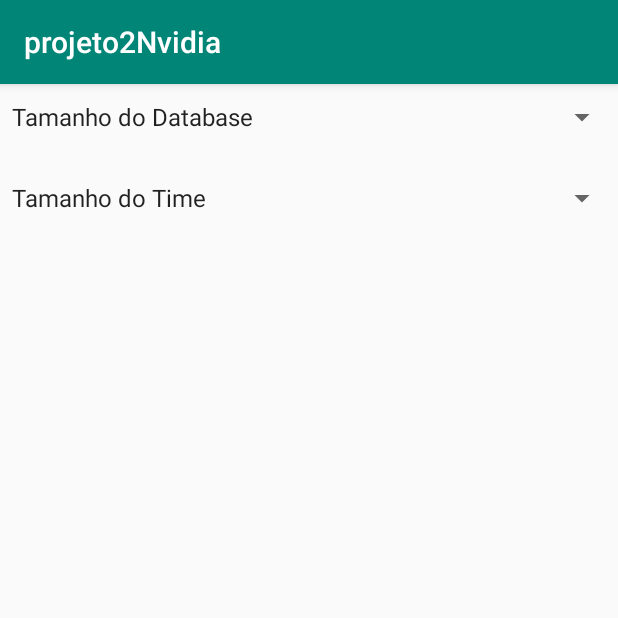
After one commit to pedr0luiz/desagil-projeto2-grupo2-nvidia, an Android app: the InputActivity screen opened directly, with no data from a screen before it, on a phone screen of 412 x 824 dp, the top half of it. The commit adds this screen. Run offline under Robolectric (Android 15) with nearby library versions, the phone set to English and light mode, and no system bars.

Commit message:
Tela inputs basico

```diff
--- a/projeto2Nvidia/app/src/main/AndroidManifest.xml
+++ b/projeto2Nvidia/app/src/main/AndroidManifest.xml
@@ -9,6 +9,9 @@
         android:roundIcon="@mipmap/ic_launcher_round"
         android:supportsRtl="true"
         android:theme="@style/AppTheme">
+        <activity android:name=".InputActivity">
+
+        </activity>
         <activity android:name=".MainActivity">
             <intent-filter>
                 <action android:name="android.intent.action.MAIN" />
--- /dev/null
+++ b/projeto2Nvidia/app/src/main/java/br/insper/edu/al/gabrielfz/projeto2nvidia/InputActivity.java
@@ -0,0 +1,49 @@
+package br.insper.edu.al.gabrielfz.projeto2nvidia;
+
+import android.support.v7.app.AppCompatActivity;
+import android.os.Bundle;
+import android.view.View;
+import android.widget.AdapterView;
+import android.widget.ArrayAdapter;
+import android.widget.Spinner;
+
+public class InputActivity extends AppCompatActivity {
+    private int databaseSize = 0;
+    private int teamSize = 0;
+    private int concurrentProjects = 0;
+
+    @Override
+    protected void onCreate(Bundle savedInstanceState) {
+        super.onCreate(savedInstanceState);
+        setContentView(R.layout.activity_input);
+
+        Spinner spinner = (Spinner) findViewById(R.id.databaseSizeSpinner);
+        // Create an ArrayAdapter using the string array and a default spinner layout
+        ArrayAdapter<CharSequence> adapter = ArrayAdapter.createFromResource(this, R.array.databaseSizeArray, android.R.layout.simple_spinner_item);
+        // Specify the layout to use when the list of choices appears
+        adapter.setDropDownViewResource(android.R.layout.simple_spinner_dropdown_item);
+
+        // Apply the adapter to the spinner
+        spinner.setAdapter(adapter);
+        spinner.setPrompt("Tamanho do Database");
+
+        Spinner spinner2 = (Spinner) findViewById(R.id.teamSizeSpinner);
+        // Create an ArrayAdapter using the string array and a default spinner layout
+        ArrayAdapter<CharSequence> adapter2 = ArrayAdapter.createFromResource(this, R.array.teamSizeArray, android.R.layout.simple_spinner_item);
+
+        // Specify the layout to use when the list of choices appears
+        adapter2.setDropDownViewResource(android.R.layout.simple_spinner_dropdown_item);
+
+        // Apply the adapter to the spinner
+        spinner2.setAdapter(adapter2);
+    }
+    public void onItemSelected(AdapterView<?> parent, View view, int pos, long id) {
+        // An item was selected. You can retrieve the selected item using
+        // parent.getItemAtPosition(pos)
+    }
+
+    public void onNothingSelected(AdapterView<?> parent) {
+        // Another interface callback
+    }
+
+    }
--- a/projeto2Nvidia/app/src/main/java/br/insper/edu/al/gabrielfz/projeto2nvidia/MainActivity.java
+++ b/projeto2Nvidia/app/src/main/java/br/insper/edu/al/gabrielfz/projeto2nvidia/MainActivity.java
@@ -2,6 +2,10 @@ package br.insper.edu.al.gabrielfz.projeto2nvidia;
 
 import android.support.v7.app.AppCompatActivity;
 import android.os.Bundle;
+import android.view.View;
+import android.widget.AdapterView;
+import android.widget.ArrayAdapter;
+import android.widget.Spinner;
 
 public class MainActivity extends AppCompatActivity {
 
@@ -9,6 +13,6 @@ public class MainActivity extends AppCompatActivity {
     protected void onCreate(Bundle savedInstanceState) {
         super.onCreate(savedInstanceState);
         setContentView(R.layout.activity_main);
+    }
 
-    }
 }
--- /dev/null
+++ b/projeto2Nvidia/app/src/main/res/layout/activity_input.xml
@@ -0,0 +1,23 @@
+<?xml version="1.0" encoding="utf-8"?>
+<RelativeLayout xmlns:android="http://schemas.android.com/apk/res/android"
+    xmlns:app="http://schemas.android.com/apk/res-auto"
+    xmlns:tools="http://schemas.android.com/tools"
+    android:layout_width="match_parent"
+    android:layout_height="match_parent"
+    android:orientation="vertical"
+    tools:context=".InputActivity">
+
+    <Spinner
+        android:id="@+id/databaseSizeSpinner"
+        android:layout_width="fill_parent"
+        android:layout_height="wrap_content"
+        android:layout_marginTop="10sp"
+        />
+    <Spinner
+        android:id="@+id/teamSizeSpinner"
+        android:layout_width="fill_parent"
+        android:layout_height="wrap_content"
+        android:layout_below="@+id/databaseSizeSpinner"
+        android:layout_marginTop="30sp"
+        />
+</RelativeLayout>
--- a/projeto2Nvidia/app/src/main/res/layout/activity_main.xml
+++ b/projeto2Nvidia/app/src/main/res/layout/activity_main.xml
@@ -1,12 +1,11 @@
 <?xml version="1.0" encoding="utf-8"?>
-<LinearLayout xmlns:android="http://schemas.android.com/apk/res/android"
+<RelativeLayout xmlns:android="http://schemas.android.com/apk/res/android"
     xmlns:app="http://schemas.android.com/apk/res-auto"
     xmlns:tools="http://schemas.android.com/tools"
     android:layout_width="match_parent"
     android:layout_height="match_parent"
-    tools:context=".MainActivity"
-    android:background="@color/colorPrimary">
+    android:orientation="vertical"
+    tools:context=".MainActivity">
 
 
-
-</LinearLayout>
+</RelativeLayout>
--- a/projeto2Nvidia/app/src/main/res/values/strings.xml
+++ b/projeto2Nvidia/app/src/main/res/values/strings.xml
@@ -1,3 +1,37 @@
+<?xml version="1.0" encoding="utf-8"?>
 <resources>
     <string name="app_name">projeto2Nvidia</string>
+
+    <string name="databaseSizeLabel">Tamanho do Database</string>
+
+    <string-array name="databaseSizeArray">
+        <item>Tamanho do Database</item>
+        <item>10 Gb</item>
+        <item>50 Gb</item>
+        <item>100 Gb</item>
+        <item>200 Gb</item>
+        <item>300 Gb</item>
+        <item>400 Gb</item>
+        <item>500 Gb</item>
+        <item>600 Gb</item>
+        <item>700 Gb</item>
+        <item>800 Gb</item>
+        <item>900 Gb</item>
+        <item>1 Tb</item>
+
+    </string-array>
+    <string-array name="teamSizeArray">
+        <item>Tamanho do Time</item>
+        <item>10</item>
+        <item>20</item>
+        <item>30</item>
+        <item>40</item>
+        <item>50</item>
+        <item>60</item>
+        <item>70</item>
+        <item>80</item>
+        <item>90</item>
+        <item>100</item>
+
+    </string-array>
 </resources>
```
